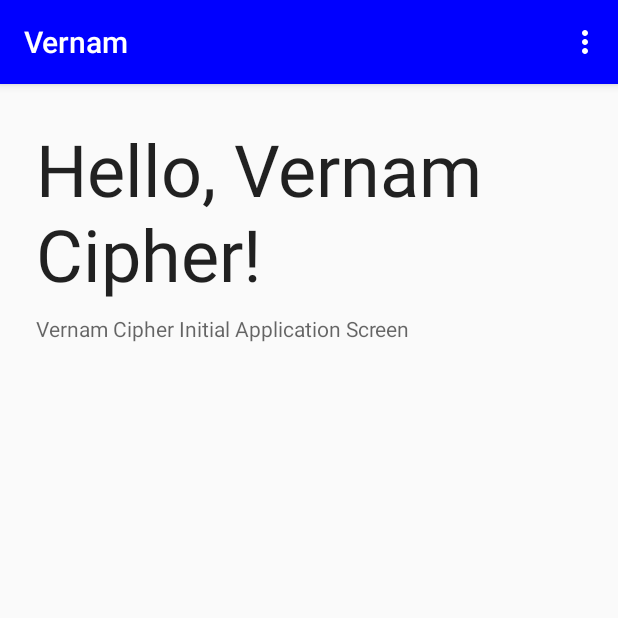
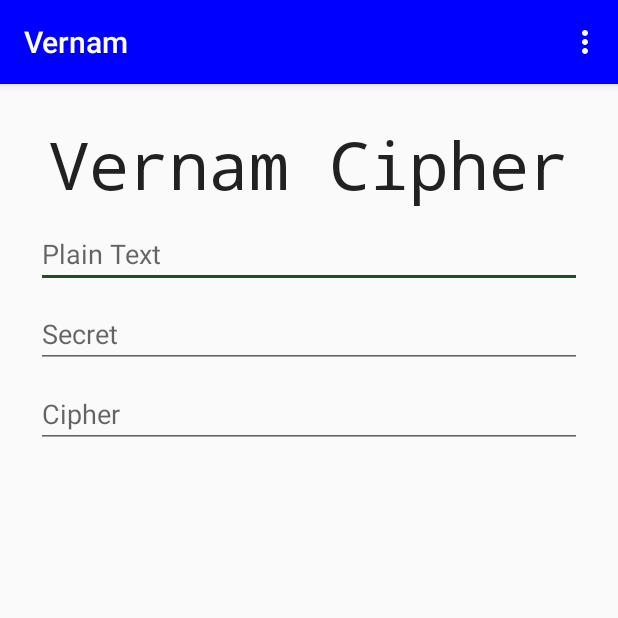
Before and after one commit to ZVernam/android, an Android app: the screen it shows after launch (MainActivity), on a phone screen of 412 x 824 dp, the top half of it. Run offline under Robolectric (Android 15) with nearby library versions, the phone set to English and light mode, and no system bars.

Commit message:
add 3 fields

```diff
--- a/app/src/main/res/layout/activity_main.xml
+++ b/app/src/main/res/layout/activity_main.xml
@@ -43,19 +43,43 @@
             app:layout_constraintTop_toTopOf="parent">
 
             <TextView
-                android:layout_width="wrap_content"
+                android:layout_width="match_parent"
                 android:layout_height="wrap_content"
-                android:text="@string/item_title"
+                android:fontFamily="monospace"
+                android:text="@string/app_title"
                 android:textAppearance="@android:style/TextAppearance.Material.Headline"
-                android:textSize="@dimen/header_size" />
+                android:textSize="@dimen/header_size"
+                android:typeface="monospace"
+                android:textAlignment="center"/>
 
-            <TextView
-                android:layout_width="wrap_content"
+
+            <EditText
+                android:id="@+id/plainText"
+                android:layout_width="match_parent"
                 android:layout_height="wrap_content"
                 android:layout_marginTop="@dimen/default_margin"
-                android:text="@string/item_description"
-                android:textAppearance="@android:style/TextAppearance.Material.Body1"
-                android:textColor="?android:attr/textColorSecondary" />
+                android:ems="10"
+                android:inputType="text"
+                android:hint="@string/app_input_plaintext"
+                android:autofillHints="emailAddress, url" />
+            <EditText
+                android:id="@+id/password"
+                android:layout_width="match_parent"
+                android:layout_height="wrap_content"
+                android:layout_marginTop="@dimen/default_margin"
+                android:ems="10"
+                android:inputType="textVisiblePassword"
+                android:hint="@string/app_input_secret"
+                android:importantForAutofill="no" />
+            <EditText
+                android:id="@+id/cipher"
+                android:layout_width="match_parent"
+                android:layout_height="wrap_content"
+                android:layout_marginTop="@dimen/default_margin"
+                android:ems="10"
+                android:inputType="text"
+                android:hint="@string/app_input_cipher"
+                android:importantForAutofill="no" />
 
         </LinearLayout>
     </androidx.constraintlayout.widget.ConstraintLayout>
--- a/app/src/main/res/values/dimens.xml
+++ b/app/src/main/res/values/dimens.xml
@@ -2,6 +2,6 @@
     <dimen name="default_elevation">4pt</dimen>
     <dimen name="default_margin_small">8dp</dimen>
     <dimen name="default_padding">16dp</dimen>
-    <dimen name="header_size">48sp</dimen>
+    <dimen name="header_size">44sp</dimen>
     <dimen name="default_margin">8dp</dimen>
 </resources>
--- a/app/src/main/res/values/strings.xml
+++ b/app/src/main/res/values/strings.xml
@@ -2,6 +2,8 @@
     <string name="app_name">Vernam</string>
     <string name="action_settings">Settings</string>
 
-    <string name="item_title">Hello, Vernam Cipher!</string>
-    <string name="item_description">Vernam Cipher Initial Application Screen</string>
+    <string name="app_title">Vernam Cipher</string>
+    <string name="app_input_plaintext">Plain Text</string>
+    <string name="app_input_secret">Secret</string>
+    <string name="app_input_cipher">Cipher</string>
 </resources>
```
